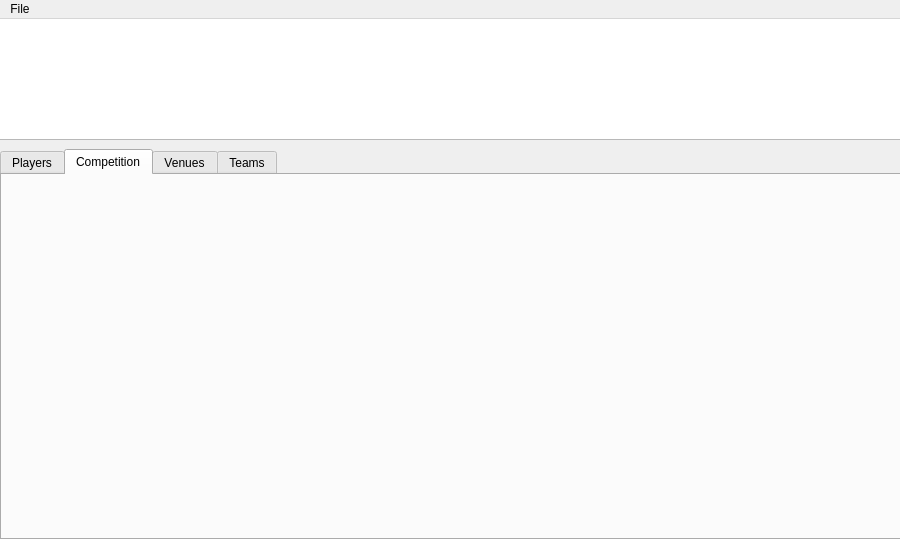
Before: the Qt Designer form mainwindow.ui in stefanmarjanovic/Comp, drawn with Qt 5.
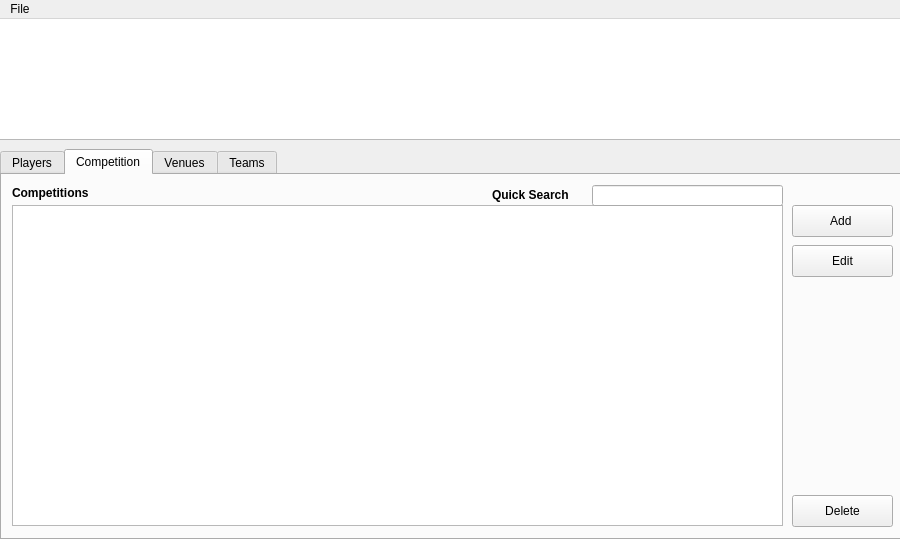
After: the same form once the commit is applied. The open tabs and pages were chosen to show the change. Icons and pictures are not drawn.

Commit message:
Add Labels and Competition interface
Add titles on dialogue boxes
Add Competition interface

What changed in the file:
```diff
--- a/mainwindow.ui
+++ b/mainwindow.ui
@@ -241,6 +241,121 @@
      <attribute name="title">
       <string>Competition</string>
      </attribute>
+     <widget class="QLabel" name="label_11">
+      <property name="geometry">
+       <rect>
+        <x>10</x>
+        <y>10</y>
+        <width>91</width>
+        <height>16</height>
+       </rect>
+      </property>
+      <property name="font">
+       <font>
+        <weight>75</weight>
+        <bold>true</bold>
+       </font>
+      </property>
+      <property name="text">
+       <string>Competitions</string>
+      </property>
+     </widget>
+     <widget class="QPushButton" name="compEdit">
+      <property name="geometry">
+       <rect>
+        <x>790</x>
+        <y>70</y>
+        <width>101</width>
+        <height>32</height>
+       </rect>
+      </property>
+      <property name="text">
+       <string>Edit</string>
+      </property>
+     </widget>
+     <widget class="QTableView" name="playerTable_2">
+      <property name="geometry">
+       <rect>
+        <x>10</x>
+        <y>30</y>
+        <width>771</width>
+        <height>321</height>
+       </rect>
+      </property>
+      <property name="styleSheet">
+       <string notr="true"/>
+      </property>
+      <property name="showGrid">
+       <bool>true</bool>
+      </property>
+      <property name="gridStyle">
+       <enum>Qt::SolidLine</enum>
+      </property>
+      <attribute name="horizontalHeaderDefaultSectionSize">
+       <number>100</number>
+      </attribute>
+      <attribute name="horizontalHeaderStretchLastSection">
+       <bool>false</bool>
+      </attribute>
+      <attribute name="verticalHeaderVisible">
+       <bool>false</bool>
+      </attribute>
+     </widget>
+     <widget class="QLineEdit" name="quickSearch_2">
+      <property name="geometry">
+       <rect>
+        <x>590</x>
+        <y>10</y>
+        <width>191</width>
+        <height>21</height>
+       </rect>
+      </property>
+     </widget>
+     <widget class="QPushButton" name="compAdd">
+      <property name="geometry">
+       <rect>
+        <x>790</x>
+        <y>30</y>
+        <width>101</width>
+        <height>32</height>
+       </rect>
+      </property>
+      <property name="text">
+       <string>Add </string>
+      </property>
+     </widget>
+     <widget class="QPushButton" name="Clear_2">
+      <property name="geometry">
+       <rect>
+        <x>790</x>
+        <y>320</y>
+        <width>101</width>
+        <height>32</height>
+       </rect>
+      </property>
+      <property name="text">
+       <string>Delete</string>
+      </property>
+     </widget>
+     <widget class="QLabel" name="label_12">
+      <property name="geometry">
+       <rect>
+        <x>490</x>
+        <y>10</y>
+        <width>91</width>
+        <height>20</height>
+       </rect>
+      </property>
+      <property name="font">
+       <font>
+        <weight>75</weight>
+        <bold>true</bold>
+       </font>
+      </property>
+      <property name="text">
+       <string>Quick Search</string>
+      </property>
+     </widget>
     </widget>
     <widget class="QWidget" name="Venues">
      <attribute name="title">
```
Left out of the diff: 8 changed lines with no effect on the pictures. The commit also changes 15 other files.
